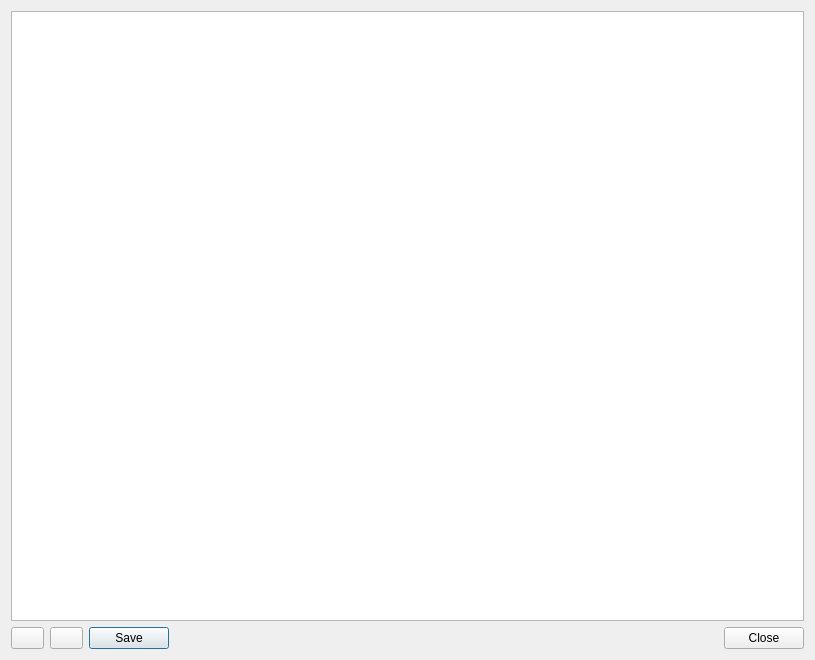
Before: the Qt Designer form CuteCaspar/MidiEditorDialog.ui in geertdaelemans/CuteCaspar, drawn with Qt 5.
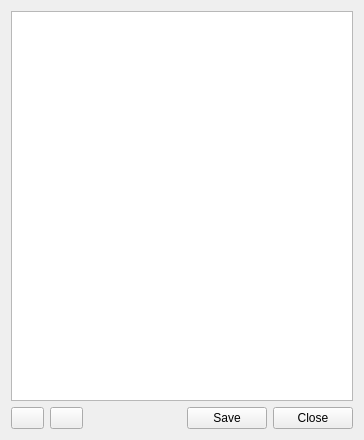
After: the same form once the commit is applied. Icons and pictures are not drawn.

Commit message: Cleaned-up MIDI Editor panel.

Patch:
```diff
--- a/CuteCaspar/MidiEditorDialog.ui
+++ b/CuteCaspar/MidiEditorDialog.ui
@@ -6,8 +6,8 @@
    <rect>
     <x>0</x>
     <y>0</y>
-    <width>815</width>
-    <height>660</height>
+    <width>364</width>
+    <height>440</height>
    </rect>
   </property>
   <property name="windowTitle">
@@ -19,7 +19,11 @@
   </property>
   <layout class="QVBoxLayout" name="verticalLayout">
    <item>
-    <widget class="QTableView" name="tableView"/>
+    <widget class="QTableView" name="tableView">
+     <attribute name="horizontalHeaderStretchLastSection">
+      <bool>true</bool>
+     </attribute>
+    </widget>
    </item>
    <item>
     <layout class="QHBoxLayout" name="horizontalLayout">
@@ -77,13 +81,6 @@
        </property>
       </widget>
      </item>
-     <item>
-      <widget class="QPushButton" name="btnSave">
-       <property name="text">
-        <string>Save</string>
-       </property>
-      </widget>
-     </item>
      <item>
       <spacer name="horizontalSpacer">
        <property name="orientation">
@@ -97,8 +94,21 @@
        </property>
       </spacer>
      </item>
+     <item>
+      <widget class="QPushButton" name="btnSave">
+       <property name="focusPolicy">
+        <enum>Qt::NoFocus</enum>
+       </property>
+       <property name="text">
+        <string>Save</string>
+       </property>
+      </widget>
+     </item>
      <item>
       <widget class="QPushButton" name="btnClose">
+       <property name="focusPolicy">
+        <enum>Qt::NoFocus</enum>
+       </property>
        <property name="text">
         <string>Close</string>
        </property>
```
The commit also changes 2 other files.
